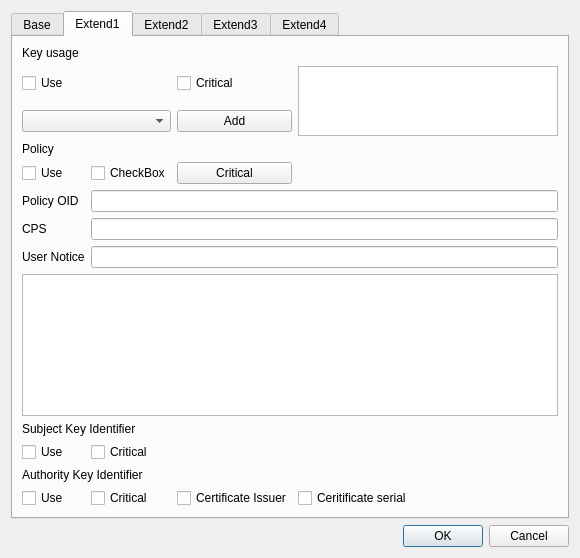
Above: CAMan/make_cert_policy_dlg.ui from jykim74/CertMan before the change. Below: the same form after it.
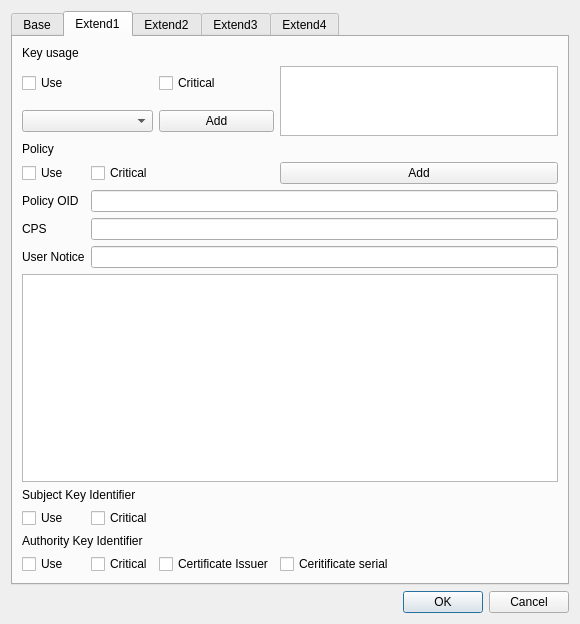
That is the form after the change. The open tabs and pages were chosen to show the change.

```diff
--- a/CAMan/make_cert_policy_dlg.ui
+++ b/CAMan/make_cert_policy_dlg.ui
@@ -7,7 +7,7 @@
     <x>0</x>
     <y>0</y>
     <width>580</width>
-    <height>558</height>
+    <height>624</height>
    </rect>
   </property>
   <property name="windowTitle">
@@ -196,13 +196,6 @@
          </property>
         </widget>
        </item>
-       <item row="4" column="2">
-        <widget class="QPushButton" name="pushButton_2">
-         <property name="text">
-          <string>Critical</string>
-         </property>
-        </widget>
-       </item>
        <item row="12" column="3">
         <widget class="QCheckBox" name="checkBox_12">
          <property name="text">
@@ -227,7 +220,7 @@
        <item row="4" column="1">
         <widget class="QCheckBox" name="checkBox_8">
          <property name="text">
-          <string>CheckBox</string>
+          <string>Critical</string>
          </property>
         </widget>
        </item>
@@ -293,6 +286,13 @@
          </property>
         </widget>
        </item>
+       <item row="4" column="3">
+        <widget class="QPushButton" name="mPolicyAddBtn">
+         <property name="text">
+          <string>Add</string>
+         </property>
+        </widget>
+       </item>
       </layout>
      </widget>
      <widget class="QWidget" name="tab_3">
```
Left out of the diff: 166 changed lines with no effect on the pictures.
